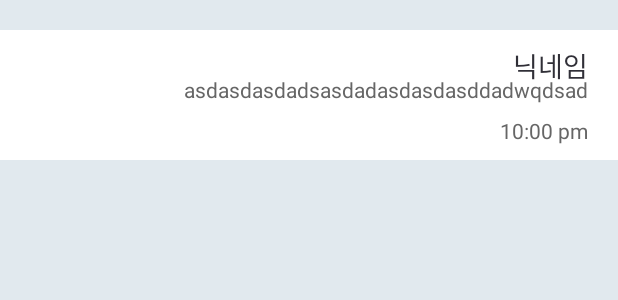
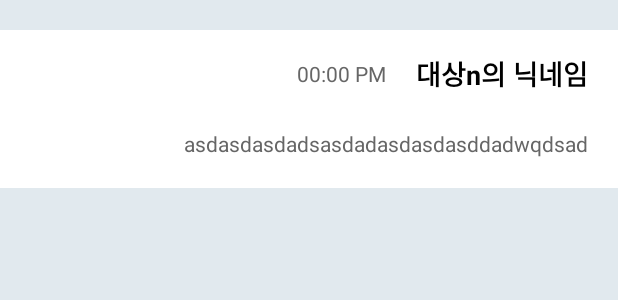
Before and after one commit to SignalHouse/Android-dear, an Android app: the layout template_message_item_contents.xml on its own in the app's theme, with its tools: preview values and no code run, on a phone screen of 412 x 824 dp. Shown: the top 300 px of the screen. Run offline under Robolectric (Android 15) with nearby library versions, the phone set to English and light mode, and no system bars.

Commit message:
chat room layout update

```diff
--- a/app/src/main/java/nexters/com/dear/activity/MainActivity.java
+++ b/app/src/main/java/nexters/com/dear/activity/MainActivity.java
@@ -77,13 +77,15 @@ public class MainActivity extends AppCompatActivity implements DearDialogListene
     private void setLetterView(){
         Date curDate = Calendar.getInstance().getTime();
         //randomly generate dummy items
-        for (int i  = 0; i < 100; i++) {
+        for (int i  = 0; i < 10; i++) {
             LetterItem letter = new LetterItem("Title" + i, "Someone" + i, curDate, i);
             if (i % 5 == 0) letter.setNew(false);
             letterItems.add(letter);
         }
         letterAdapter = new LetterViewAdapter(letterItems);
         mRecyclerView.setAdapter(letterAdapter);
+
+        GridLayoutManager layoutManager = new GridLayoutManager(this, 2);
 
         mRecyclerView.setLayoutManager(new GridLayoutManager(this, 2));
         txtTotal.setText("List  " + letterItems.size());
--- a/app/src/main/res/layout/template_message_item_contents.xml
+++ b/app/src/main/res/layout/template_message_item_contents.xml
@@ -9,24 +9,42 @@
     android:layout_marginBottom="200dp"
     android:background="#ffffff">
 
-    <TextView
-        android:id="@+id/template_message_name"
-        android:layout_width="match_parent"
-        android:layout_height="wrap_content"
-        android:layout_marginBottom="8dp"
-        android:layout_marginEnd="@dimen/margin_side"
-        android:layout_marginStart="@dimen/margin_side"
-        android:layout_marginTop="10dp"
-        android:gravity="right"
-        android:text="닉네임"
-        android:textColor="#302f37"
-        android:textSize="18dp"
+    <!--<TextView-->
+        <!--android:id="@+id/template_message_name"-->
+        <!--android:layout_width="match_parent"-->
+        <!--android:layout_height="wrap_content"-->
+        <!--android:layout_marginBottom="8dp"-->
+        <!--android:layout_marginEnd="@dimen/margin_side"-->
+        <!--android:layout_marginStart="@dimen/margin_side"-->
+        <!--android:layout_marginTop="10dp"-->
+        <!--android:gravity="right"-->
+        <!--android:text="닉네임"-->
+        <!--android:textColor="#302f37"-->
+        <!--android:textSize="18dp"-->
+        <!--app:layout_constraintBottom_toBottomOf="parent"-->
+        <!--app:layout_constraintEnd_toEndOf="parent"-->
+        <!--app:layout_constraintStart_toStartOf="parent"-->
+        <!--app:layout_constraintTop_toTopOf="parent"-->
+        <!--app:layout_constraintVertical_bias="0"-->
+        <!--/>-->
+
+    <include
+        android:id="@+id/template_message_layout_right"
+        layout="@layout/template_message_item_contents_right"
         app:layout_constraintBottom_toBottomOf="parent"
         app:layout_constraintEnd_toEndOf="parent"
         app:layout_constraintStart_toStartOf="parent"
         app:layout_constraintTop_toTopOf="parent"
-        app:layout_constraintVertical_bias="0"
         />
+
+    <include
+        android:id="@+id/template_message_layout_left"
+        layout="@layout/template_message_item_contents_left"
+        android:visibility="invisible"
+        app:layout_constraintBottom_toBottomOf="parent"
+        app:layout_constraintEnd_toEndOf="parent"
+        app:layout_constraintStart_toStartOf="parent"
+        app:layout_constraintTop_toTopOf="parent"/>
 
     <!--<View-->
         <!--android:id="@+id/template_message_divider1"-->
@@ -48,31 +66,17 @@
         android:id="@+id/template_message_contents"
         android:layout_width="match_parent"
         android:layout_height="wrap_content"
-        android:layout_marginBottom="8dp"
+        android:layout_marginBottom="@dimen/margin_side"
         android:layout_marginEnd="@dimen/margin_side"
         android:layout_marginStart="@dimen/margin_side"
-        android:layout_marginTop="20dp"
+        android:layout_marginTop="@dimen/margin_side_short"
         android:text="asdasdasdadsasdadasdasdasddadwqdsad"
         android:gravity="right"
         app:layout_constraintBottom_toBottomOf="parent"
         app:layout_constraintEnd_toEndOf="parent"
         app:layout_constraintStart_toStartOf="parent"
-        app:layout_constraintTop_toTopOf="@+id/template_message_name"
-        app:layout_constraintVertical_bias="0"
-        />
+        app:layout_constraintTop_toBottomOf="@+id/template_message_layout_right"
+        app:layout_constraintVertical_bias="0" />
 
-    <TextView
-        android:id="@+id/template_message_time"
-        android:layout_width="match_parent"
-        android:layout_height="wrap_content"
-        android:layout_marginBottom="10dp"
-        android:layout_marginEnd="@dimen/margin_side"
-        android:layout_marginStart="@dimen/margin_side"
-        android:layout_marginTop="8dp"
-        android:gravity="right"
-        android:text="10:00 pm"
-        app:layout_constraintBottom_toBottomOf="parent"
-        app:layout_constraintEnd_toEndOf="parent"
-        app:layout_constraintStart_toStartOf="parent"
-        app:layout_constraintTop_toBottomOf="@+id/template_message_contents" />
+
 </android.support.constraint.ConstraintLayout>
--- /dev/null
+++ b/app/src/main/res/layout/template_message_item_contents_right.xml
@@ -0,0 +1,34 @@
+<?xml version="1.0" encoding="utf-8"?>
+<android.support.constraint.ConstraintLayout xmlns:android="http://schemas.android.com/apk/res/android"
+    android:layout_width="match_parent"
+    android:layout_height="wrap_content"
+    xmlns:app="http://schemas.android.com/apk/res-auto">
+
+    <TextView
+        android:id="@+id/template_message_sender_right"
+        android:layout_width="wrap_content"
+        android:layout_height="wrap_content"
+        android:layout_marginBottom="8dp"
+        android:layout_marginStart="8dp"
+        android:layout_marginEnd="@dimen/margin_side"
+        android:layout_marginTop="@dimen/margin_side_short"
+        android:text="대상n의 닉네임"
+        android:textColor="#000000"
+        android:textSize="@dimen/default_dscrp_size"
+        android:textStyle="bold"
+        app:layout_constraintHorizontal_bias="1"
+        app:layout_constraintBottom_toBottomOf="parent"
+        app:layout_constraintEnd_toEndOf="parent"
+        app:layout_constraintStart_toStartOf="parent"
+        app:layout_constraintTop_toTopOf="parent" />
+
+    <TextView
+        android:id="@+id/template_message_time_right"
+        android:layout_width="wrap_content"
+        android:layout_height="wrap_content"
+        android:layout_marginRight="@dimen/margin_side"
+        android:text="00:00 PM"
+        app:layout_constraintBottom_toBottomOf="@+id/template_message_sender_right"
+        app:layout_constraintEnd_toStartOf="@+id/template_message_sender_right"
+        app:layout_constraintTop_toTopOf="@+id/template_message_sender_right" />
+</android.support.constraint.ConstraintLayout>
```
Also changed, not shown: app/src/main/java/nexters/com/dear/adapter/ChatMessageAdapter.java (+22 -11 lines), app/src/main/res/layout/layout_write_letter.xml (added, +46 -0 lines), app/src/main/res/layout/template_message_item_contents_left.xml (added, +35 -0 lines), app/src/main/res/drawable-hdpi/img_letter_bg.png (added), app/src/main/res/drawable-mdpi/img_letter_bg.png (added), app/src/main/res/drawable-xhdpi/img_letter_bg.png (added), app/src/main/res/drawable-xxhdpi/img_letter_bg.png (added), app/src/main/res/drawable-xxxhdpi/img_letter_bg.png (added).
